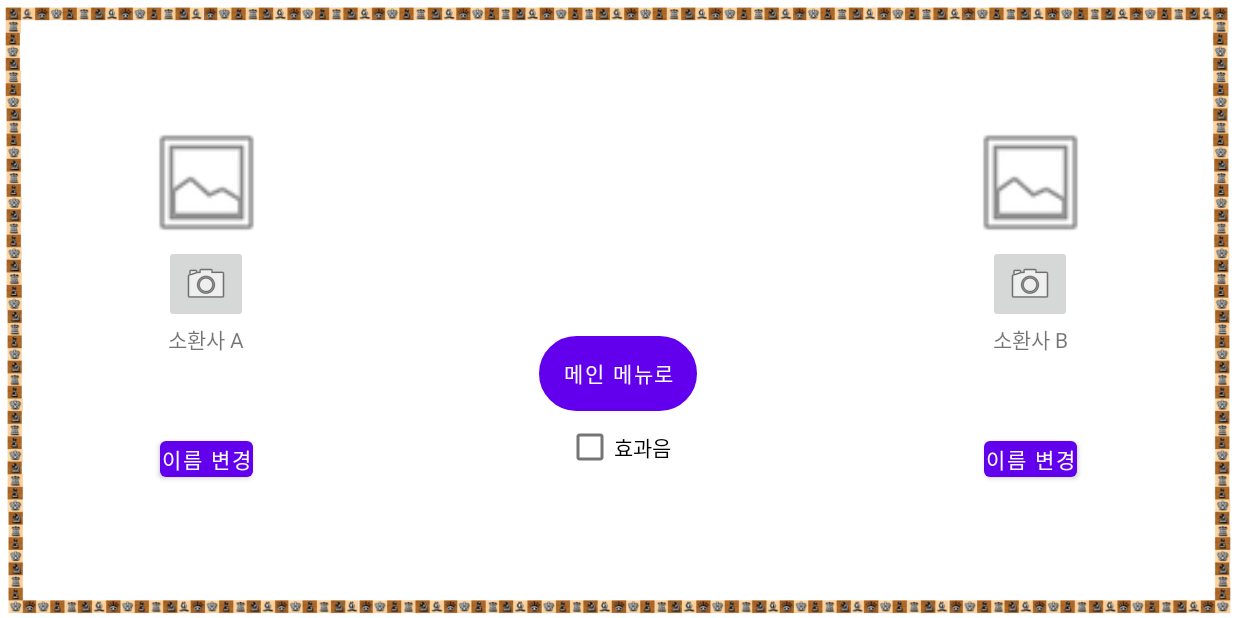
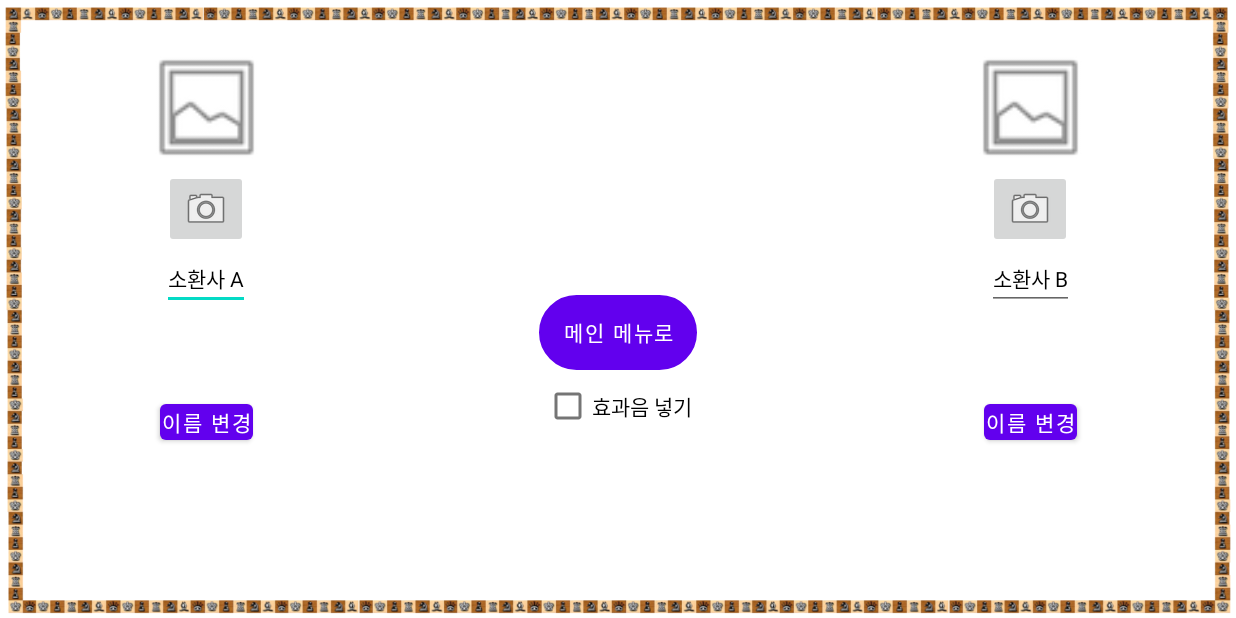
Before and after one commit to Jung-H-C/checkmate, an Android app: the settings screen opened directly, with no data from a screen before it, on a phone screen of 824 x 412 dp (held sideways). Run offline under Robolectric (Android 15) with nearby library versions, the phone set to English and light mode, and no system bars.

Commit message:
게임 1차 완성 *앞으로 할일: 1) 효과음 넣기 2) 말 장애물있으면 움직임 변경

```diff
--- a/app/src/main/java/com/example/checkmate/Player.java
+++ b/app/src/main/java/com/example/checkmate/Player.java
@@ -7,7 +7,6 @@ import java.io.Serializable;
 public class Player implements Serializable {
     String profile_name;
     String profile_img;
-    Bitmap profile_image;
 
     Unit[] units;
     // units 스태틱 변수로 놓으면 안됨! 해당 player만 사용!
--- a/app/src/main/java/com/example/checkmate/settings.java
+++ b/app/src/main/java/com/example/checkmate/settings.java
@@ -10,8 +10,10 @@ import android.view.View;
 import android.view.Window;
 import android.widget.Button;
 import android.widget.CheckBox;
+import android.widget.EditText;
 import android.widget.ImageButton;
 import android.widget.ImageView;
+import android.widget.Toast;
 
 import androidx.activity.result.ActivityResult;
 import androidx.activity.result.ActivityResultCallback;
@@ -32,6 +34,7 @@ public class settings extends AppCompatActivity {
     Button btn_playerA_name, btn_playerB_name, btn_to_main_menu;
     ImageButton Imgbtn_playerA_profile, Imgbtn_playerB_profile;
     ImageView imgview_profile_a, imgview_profile_b;
+    EditText playerA_name, playerB_name;
     CheckBox bgm_on;
 
     Player playerA, playerB;
@@ -48,6 +51,8 @@ public class settings extends AppCompatActivity {
         btn_playerA_name = (Button) findViewById(R.id.btn_playerA_name);
         btn_playerB_name = (Button) findViewById(R.id.btn_playerB_name);
         btn_to_main_menu = (Button) findViewById(R.id.settings_to_main_menu);
+        playerA_name = (EditText) findViewById(R.id.settings_tv_profile_a);
+        playerB_name = (EditText) findViewById(R.id.settings_tv_profile_b);
         imgview_profile_a = (ImageView) findViewById(R.id.settings_img_profile_a);
         imgview_profile_b = (ImageView) findViewById(R.id.settings_img_profile_b);
         Imgbtn_playerA_profile = (ImageButton) findViewById(R.id.settings_img_set_a);
@@ -62,6 +67,22 @@ public class settings extends AppCompatActivity {
             System.out.println("intent로 잘 불러와졌음!");
         }
 
+        btn_playerA_name.setOnClickListener(new View.OnClickListener() {
+            @Override
+            public void onClick(View view) {
+                playerA.profile_name = playerA_name.getText().toString();
+                Toast.makeText(getApplicationContext(), "프로필이 저장되었습니다!", Toast.LENGTH_SHORT).show();
+
+            }
+        });
+        btn_playerB_name.setOnClickListener(new View.OnClickListener() {
+            @Override
+            public void onClick(View view) {
+                playerB.profile_name = playerB_name.getText().toString();
+                Toast.makeText(getApplicationContext(), "프로필이 저장되었습니다!", Toast.LENGTH_SHORT).show();
+
+            }
+        });
         btn_to_main_menu.setOnClickListener(new View.OnClickListener() {
             @Override
             public void onClick(View view) {
--- a/app/src/main/res/layout-land/game.xml
+++ b/app/src/main/res/layout-land/game.xml
@@ -4,7 +4,8 @@
     xmlns:tools="http://schemas.android.com/tools"
     android:id="@+id/ConstraintLayout"
     android:layout_width="match_parent"
-    android:layout_height="match_parent">
+    android:layout_height="match_parent"
+    android:background="#fffba8">
 
     <androidx.gridlayout.widget.GridLayout
         android:id="@+id/gridLayout"
@@ -389,6 +390,7 @@
         android:layout_marginStart="32dp"
         android:layout_marginTop="8dp"
         android:text="TextView"
+        android:textColor="#000000"
         app:layout_constraintStart_toStartOf="parent"
         app:layout_constraintTop_toBottomOf="@+id/A_profile" />
 
@@ -399,6 +401,7 @@
         android:layout_marginTop="8dp"
         android:layout_marginEnd="32dp"
         android:text="TextView"
+        android:textColor="#000000"
         app:layout_constraintEnd_toEndOf="parent"
         app:layout_constraintTop_toBottomOf="@+id/B_profile" />
 
--- a/app/src/main/res/layout/settings.xml
+++ b/app/src/main/res/layout/settings.xml
@@ -9,7 +9,7 @@
 
     <LinearLayout
         android:layout_width="wrap_content"
-        android:layout_height="80dp">
+        android:layout_height="30dp">
 
     </LinearLayout>
 
@@ -45,13 +45,15 @@
                     app:layout_constraintTop_toBottomOf="@+id/settings_img_profile_a"
                     app:srcCompat="@android:drawable/ic_menu_camera" />
 
-                <TextView
+                <EditText
                     android:id="@+id/settings_tv_profile_a"
                     android:layout_width="wrap_content"
                     android:layout_height="wrap_content"
                     android:text="소환사 A"
                     android:textAlignment="center"
+                    android:textColor="#000000"
                     android:textSize="14sp"
+                    android:visibility="visible"
                     app:layout_constraintEnd_toEndOf="parent"
                     app:layout_constraintStart_toStartOf="parent"
                     app:layout_constraintTop_toBottomOf="@+id/settings_img_set_a" />
@@ -99,7 +101,9 @@
                     android:id="@+id/checkBox_bgm"
                     android:layout_width="wrap_content"
                     android:layout_height="wrap_content"
-                    android:text="효과음"
+                    android:text="효과음 넣기"
+                    android:textColor="#000000"
+                    android:visibility="visible"
                     app:layout_constraintEnd_toEndOf="parent"
                     app:layout_constraintStart_toStartOf="parent"
                     app:layout_constraintTop_toBottomOf="@+id/settings_to_main_menu" />
@@ -135,13 +139,15 @@
                     app:layout_constraintTop_toBottomOf="@+id/settings_img_profile_b"
                     app:srcCompat="@android:drawable/ic_menu_camera" />
 
-                <TextView
+                <EditText
                     android:id="@+id/settings_tv_profile_b"
                     android:layout_width="wrap_content"
                     android:layout_height="wrap_content"
                     android:text="소환사 B"
                     android:textAlignment="center"
+                    android:textColor="#000000"
                     android:textSize="14sp"
+                    android:visibility="visible"
                     app:layout_constraintEnd_toEndOf="parent"
                     app:layout_constraintStart_toStartOf="parent"
                     app:layout_constraintTop_toBottomOf="@+id/settings_img_set_b" />
```
Also changed, not shown: app/src/main/java/com/example/checkmate/Game.java (+18 -36 lines), app/src/main/java/com/example/checkmate/Game_End_Dialog.java (added, +32 -0 lines), app/src/main/java/com/example/checkmate/unit_allocation.java (+15 -0 lines), app/src/main/res/layout-land/game_end_custom.xml (added, +84 -0 lines), app/src/main/res/layout-land/unit_allocation.xml (+6 -3 lines).
